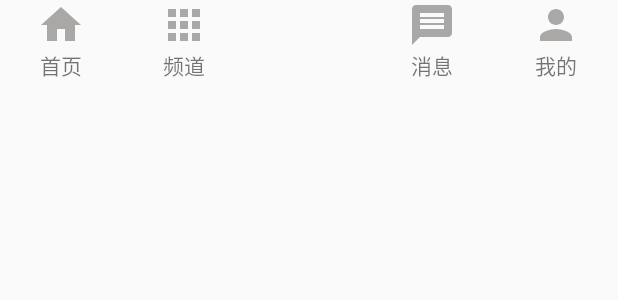
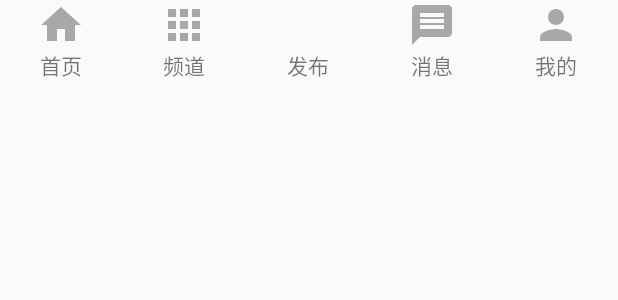
Before and after one commit to zeroRains/SharePhoto, an Android app: the layout botton_layout.xml on its own in the app's theme, with its tools: preview values and no code run, on a phone screen of 412 x 824 dp. Shown: the top 300 px of the screen. Run offline under Robolectric (Android 15) with nearby library versions, the phone set to English and light mode, and no system bars.

```diff
--- a/android/app/build.gradle
+++ b/android/app/build.gradle
@@ -37,6 +37,7 @@ dependencies {
     implementation 'androidx.swiperefreshlayout:swiperefreshlayout:1.0.0'
     implementation 'de.hdodenhof:circleimageview:2.1.0'
     implementation 'com.github.bumptech.glide:glide:4.12.0'
+    implementation 'androidx.legacy:legacy-support-v4:1.0.0'
     annotationProcessor 'com.github.bumptech.glide:compiler:4.12.0'
     testImplementation 'junit:junit:4.+'
     androidTestImplementation 'androidx.test.ext:junit:1.1.3'
--- a/android/app/src/main/java/com/example/sharephoto/MainActivity.java
+++ b/android/app/src/main/java/com/example/sharephoto/MainActivity.java
@@ -68,6 +68,8 @@ public class MainActivity extends AppCompatActivity implements View.OnClickListe
             case R.id.tab_profile:
                 iv_profile.setSelected(true);
                 current_position = iv_profile;
+                Intent intent = new Intent(MainActivity.this,Login.class);
+                startActivity(intent);
                 break;
             case R.id.addImage:
                 current_position.setSelected(true);
--- a/android/app/src/main/res/layout/activity_main.xml
+++ b/android/app/src/main/res/layout/activity_main.xml
@@ -6,7 +6,6 @@
     android:layout_width="match_parent"
     android:layout_height="match_parent"
     tools:context=".MainActivity">
-
     <TextView
         android:id="@+id/content"
         android:layout_width="0dp"
@@ -25,7 +24,7 @@
         app:layout_constraintStart_toStartOf="parent"
         app:layout_constraintEnd_toEndOf="parent"
         app:layout_constraintBottom_toBottomOf="parent"
-        android:layout_marginBottom="15dp"
+        android:layout_marginBottom="25dp"
         android:backgroundTint="@color/primary"
         android:src="@drawable/ic_baseline_add_24"
         />
--- a/android/app/src/main/res/layout/botton_layout.xml
+++ b/android/app/src/main/res/layout/botton_layout.xml
@@ -63,6 +63,19 @@
         android:layout_weight="1"
         android:gravity="center"
         android:orientation="vertical">
+        <ImageView
+
+            android:layout_width="32dp"
+            android:layout_height="32dp">
+
+        </ImageView>
+
+        <TextView
+
+            android:layout_width="32dp"
+            android:layout_height="wrap_content"
+            android:gravity="center"
+            android:text="发布" />
 
     </LinearLayout>
 
--- a/android/app/src/main/res/values/strings.xml
+++ b/android/app/src/main/res/values/strings.xml
@@ -4,4 +4,6 @@
     <string name="main_email_hint">请输入帐号</string>
     <string name="main_password_hint">请输入密码</string>
     <string name="login">登录</string>
+    <!-- TODO: Remove or change this placeholder text -->
+    <string name="hello_blank_fragment">Hello blank fragment</string>
 </resources>
--- a/android/app/src/main/res/values/themes.xml
+++ b/android/app/src/main/res/values/themes.xml
@@ -11,6 +11,7 @@
         <item name="colorOnSecondary">@color/black</item>
         <!-- Status bar color. -->
         <item name="android:statusBarColor" tools:targetApi="l">?attr/colorPrimaryVariant</item>
+        <item name="android:fitsSystemWindows">true</item>
         <!-- Customize your theme here. -->
     </style>
 </resources>
```
Also changed, not shown: android/app/src/main/java/com/example/sharephoto/Home.java (added, +64 -0 lines), android/app/src/main/java/com/example/sharephoto/Login.java (+10 -0 lines), android/app/src/main/res/layout/fragment_home.xml (added, +14 -0 lines).
